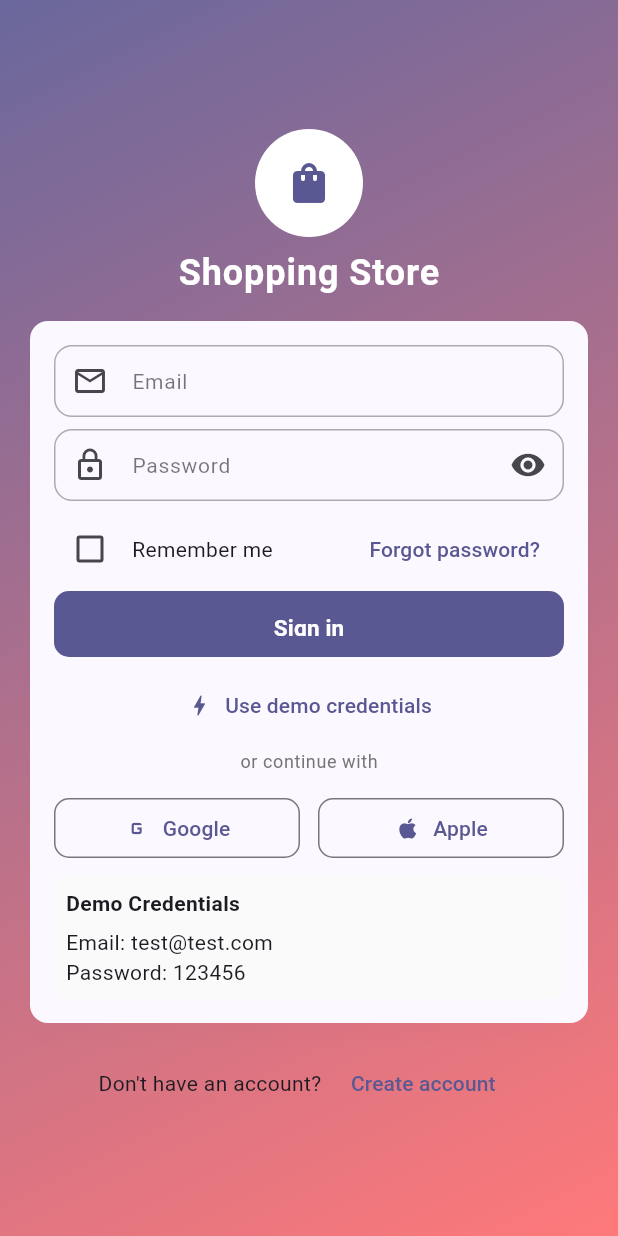
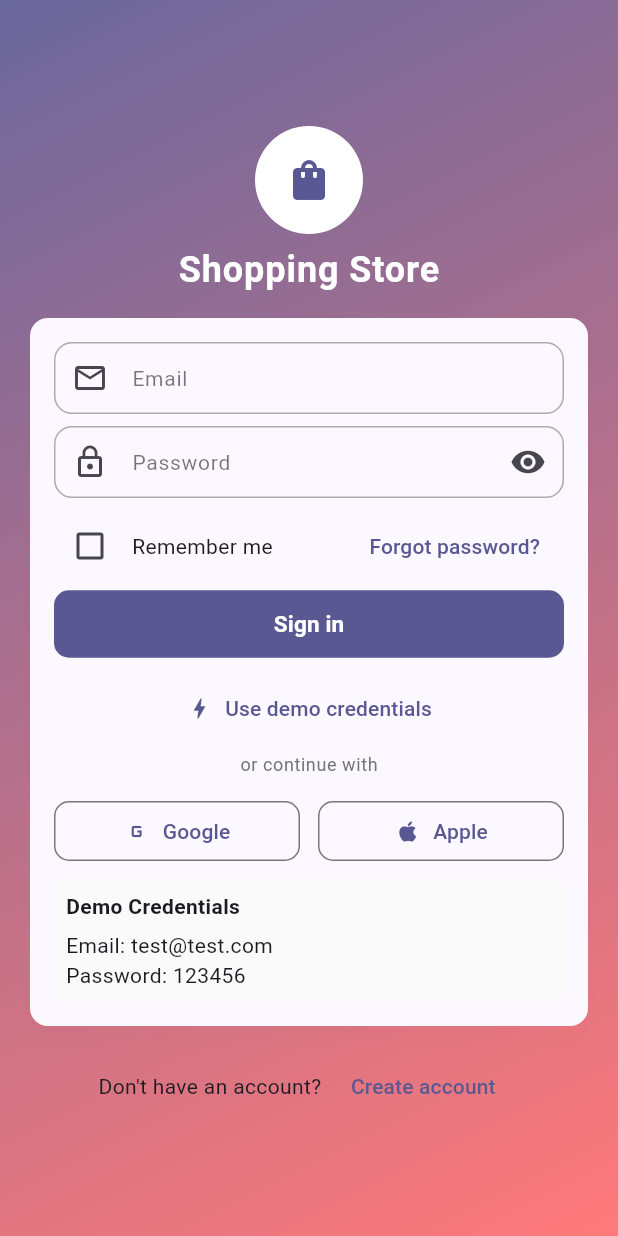
Before and after one commit to technitishmodi/store, a Flutter app: the screen it shows after launch, on a phone screen of 412 x 824 dp. Run offline on Flutter 3.47's test engine with Material 3 defaults, Android fonts, the phone set to English and light mode, and no system bars; our stand-ins replace shared_preferences.

Commit message:
Refactor login button styling for improved layout and consistency; adjust padding and minimum size for better user experience.

```diff
--- a/lib/screens/login_screen.dart
+++ b/lib/screens/login_screen.dart
@@ -255,11 +255,11 @@ class _LoginScreenState extends State<LoginScreen> with SingleTickerProviderStat
                                   const SizedBox(height: 4),
 
                                   // Login Button
-                                  SizedBox(
-                                    height: 44,
-                                    child: ElevatedButton(
+                                  ElevatedButton(
                                     onPressed: _isLoading ? null : _login,
                                     style: ElevatedButton.styleFrom(
+                                      padding: const EdgeInsets.symmetric(vertical: 12, horizontal: 16),
+                                      minimumSize: const Size.fromHeight(44),
                                       shape: RoundedRectangleBorder(
                                         borderRadius: BorderRadius.circular(10),
                                       ),
@@ -278,7 +278,6 @@ class _LoginScreenState extends State<LoginScreen> with SingleTickerProviderStat
                                             style: TextStyle(
                                                 fontSize: 15,
                                                 fontWeight: FontWeight.w600),
-                                            ),
                                           ),
                                   ),
 
```
Lines whose indentation alone changed are shown as unchanged.
